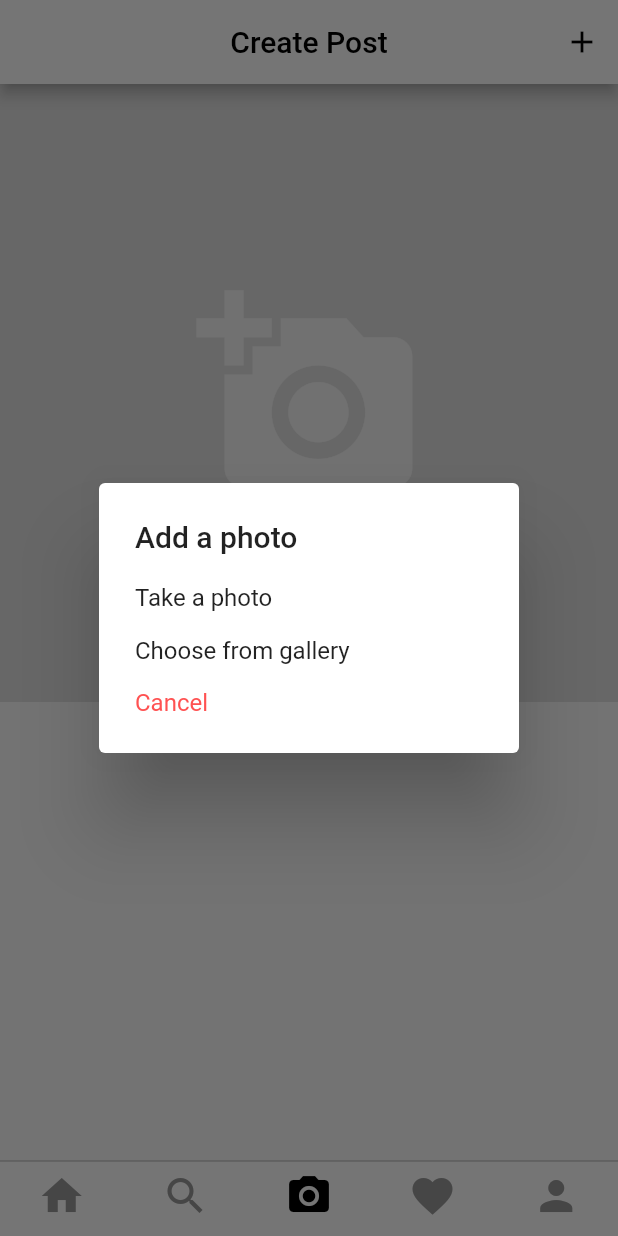
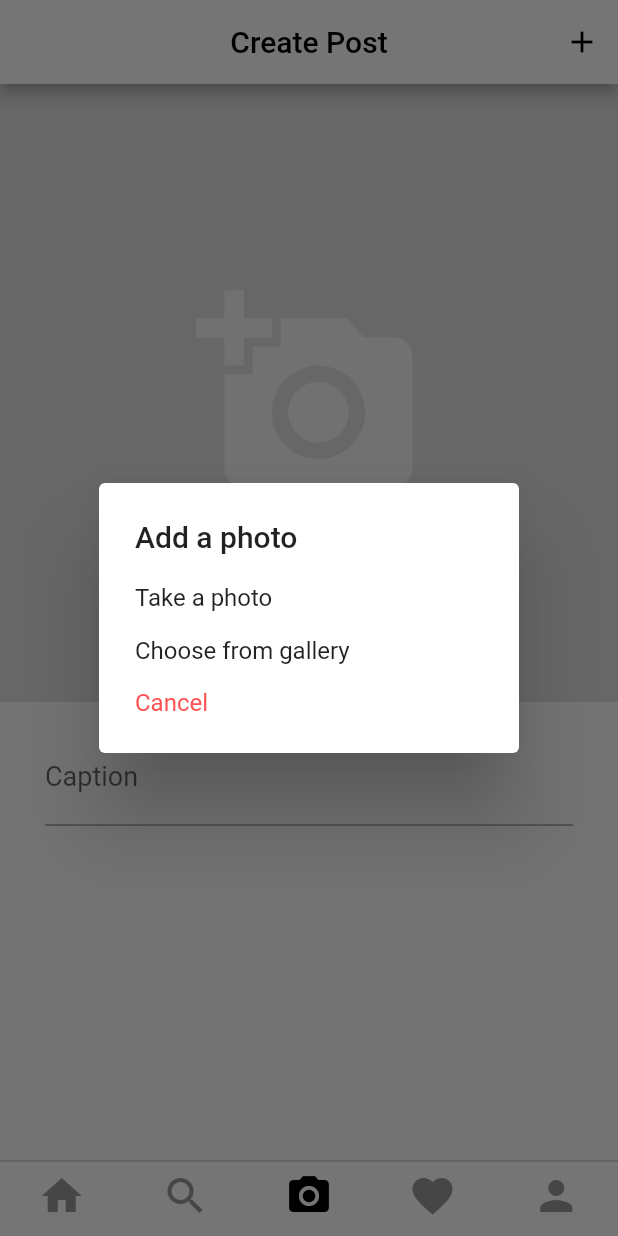
Before and after one commit to realsst1/InstagramClone, a Flutter app: the screen it shows once a user with an empty profile is signed in, item 3 of the bottom bar chosen, after a tap on the "add a photo" icon, on a phone screen of 412 x 824 dp. Run offline on Flutter 3.47's test engine with Material 2 defaults, Android fonts, the phone set to English and light mode, and no system bars; our stand-ins replace cached_network_image, cloud_firestore, firebase_auth, firebase_storage, flutter_image_compress, image_cropper and 1 more; accounts and stored records are empty.

Commit message:
create post added

```diff
--- /dev/null
+++ b/lib/models/post_model.dart
@@ -0,0 +1,29 @@
+import 'package:cloud_firestore/cloud_firestore.dart';
+
+class Post {
+  final String id;
+  final String imageUrl;
+  final String caption;
+  final dynamic likes;
+  final String authorId;
+  final Timestamp timestamp;
+
+  Post(
+      {this.id,
+      this.imageUrl,
+      this.caption,
+      this.likes,
+      this.authorId,
+      this.timestamp});
+
+  factory Post.fromDoc(DocumentSnapshot doc){
+    return Post(
+      id: doc.documentID,
+      imageUrl: doc['imageUrl'],
+      caption: doc['caption'],
+      likes: doc['likes'],
+      authorId: doc['authorId'],
+      timestamp: doc['timestamp']
+    );
+  }
+}
--- a/lib/screens/create_post_screen.dart
+++ b/lib/screens/create_post_screen.dart
@@ -1,8 +1,15 @@
 import 'dart:io';
 
+import 'package:cloud_firestore/cloud_firestore.dart';
 import 'package:flutter/cupertino.dart';
 import 'package:flutter/material.dart';
+import 'package:image_cropper/image_cropper.dart';
 import 'package:image_picker/image_picker.dart';
+import 'package:insta_clone/models/post_model.dart';
+import 'package:insta_clone/models/user_data.dart';
+import 'package:insta_clone/services/database_service.dart';
+import 'package:insta_clone/services/storage_service.dart';
+import 'package:provider/provider.dart';
 
 class CreatePost extends StatefulWidget {
   @override
@@ -79,8 +86,43 @@ class _CreatePostState extends State<CreatePost> {
     Navigator.pop(context);
     File imageFile=await ImagePicker.pickImage(source: source);
     if(imageFile!=null){
+      imageFile=await _cropImage(imageFile);
       setState(() {
         _image=imageFile;
+      });
+    }
+  }
+
+  _cropImage(File imageFile) async{
+    File croppedImage=await ImageCropper.cropImage(sourcePath: imageFile.path,aspectRatio: CropAspectRatio(ratioX: 1.0,ratioY: 1.0));
+    return croppedImage;
+  }
+
+  _submit() async{
+    if(!isLoading && _image!=null && _caption.isNotEmpty){
+      setState(() {
+        isLoading=true;
+      });
+
+      //create post
+      String imageUrl=await StorageService.uploadPost(_image);
+      Post post=Post(
+        imageUrl: imageUrl,
+        caption: _caption,
+        likes: {},
+        authorId: Provider.of<UserData>(context,listen: false).currentUserId,
+        timestamp: Timestamp.fromDate(DateTime.now())
+      );
+
+      DatabaseService.createPost(post);
+
+      //reset
+      _captionController.clear();
+
+      setState(() {
+        _caption='';
+        _image=null;
+        isLoading=false;
       });
     }
   }
@@ -102,12 +144,26 @@ class _CreatePostState extends State<CreatePost> {
         actions: <Widget>[
           IconButton(
             icon: Icon(Icons.add),
-            onPressed: ()=>print("add"),
+            onPressed: _submit,
           )
         ],
       ),
-      body: Column(
+      body: GestureDetector(
+        onTap: ()=>FocusScope.of(context).unfocus(),
+        child: SingleChildScrollView(
+          child: Container(
+            height: height,
+            child: Column(
               children: <Widget>[
+                isLoading ? Padding(
+                  padding: EdgeInsets.only(bottom: 10.0),
+                  child: LinearProgressIndicator(
+                    backgroundColor: Colors.blue[200],
+                    valueColor: AlwaysStoppedAnimation(
+                      Colors.blue
+                    ),
+                  ),
+                ):SizedBox.shrink(),
                 GestureDetector(
                   onTap: _showSelectImageDialog,
                   child: Container(
@@ -120,8 +176,25 @@ class _CreatePostState extends State<CreatePost> {
                       size: 150.0,
                     ):Image(image: FileImage(_image),fit: BoxFit.cover,) ,
                   ),
+                ),
+                SizedBox(height: 20.0,),
+                Padding(
+                  padding: const EdgeInsets.symmetric(horizontal:30.0),
+                  child: TextField(
+                    controller: _captionController,
+                    style: TextStyle(
+                      fontSize: 18.0
+                    ),
+                    decoration: InputDecoration(
+                      labelText: "Caption"
+                    ),
+                    onChanged: (input)=>_caption=input,
+                  ),
                 )
               ],
+            ),
+          ),
+        ),
       )
     );
   }
--- a/lib/utilities/constants.dart
+++ b/lib/utilities/constants.dart
@@ -4,3 +4,4 @@ import 'package:firebase_storage/firebase_storage.dart';
 final _firestore=Firestore.instance;
 final storageRef=FirebaseStorage.instance.ref();
 final usersRef=_firestore.collection("users");
+final postsRef=_firestore.collection("posts");
```
Also changed, not shown: lib/services/database_service.dart (+10 -0 lines), lib/services/storage_service.dart (+10 -0 lines), 1 other file. Lines whose indentation alone changed are shown as unchanged.
